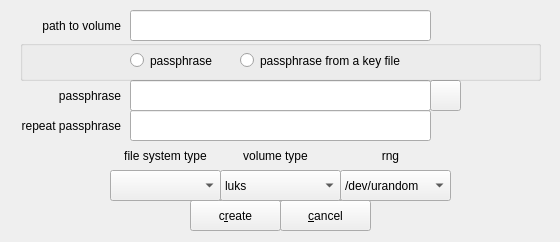
First picture: the form in zuluCrypt-gui/createpartition.ui, repository mhogomchungu/zuluCrypt, before the edit.
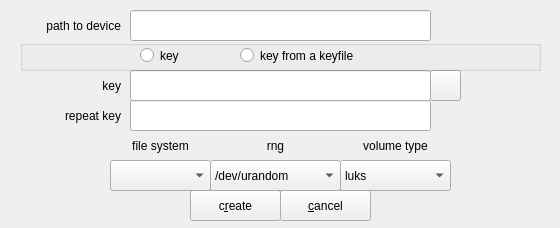
Second picture: the form after the edit.

```diff
--- a/zuluCrypt-gui/createpartition.ui
+++ b/zuluCrypt-gui/createpartition.ui
@@ -10,7 +10,7 @@
     <x>0</x>
     <y>0</y>
     <width>560</width>
-    <height>242</height>
+    <height>228</height>
    </rect>
   </property>
   <property name="windowTitle">
@@ -36,7 +36,7 @@
     </rect>
    </property>
    <property name="text">
-    <string>path to volume</string>
+    <string>path to device</string>
    </property>
    <property name="alignment">
     <set>Qt::AlignRight|Qt::AlignTrailing|Qt::AlignVCenter</set>
@@ -46,7 +46,7 @@
    <property name="geometry">
     <rect>
      <x>190</x>
-     <y>200</y>
+     <y>190</y>
      <width>91</width>
      <height>31</height>
     </rect>
@@ -65,7 +65,7 @@
    <property name="geometry">
     <rect>
      <x>280</x>
-     <y>200</y>
+     <y>190</y>
      <width>91</width>
      <height>31</height>
     </rect>
@@ -81,7 +81,7 @@
    <property name="geometry">
     <rect>
      <x>130</x>
-     <y>80</y>
+     <y>70</y>
      <width>301</width>
      <height>31</height>
     </rect>
@@ -91,13 +91,13 @@
    <property name="geometry">
     <rect>
      <x>0</x>
-     <y>80</y>
+     <y>70</y>
      <width>121</width>
      <height>31</height>
     </rect>
    </property>
    <property name="text">
-    <string>passphrase</string>
+    <string>key</string>
    </property>
    <property name="alignment">
     <set>Qt::AlignRight|Qt::AlignTrailing|Qt::AlignVCenter</set>
@@ -107,7 +107,7 @@
    <property name="geometry">
     <rect>
      <x>130</x>
-     <y>110</y>
+     <y>100</y>
      <width>301</width>
      <height>31</height>
     </rect>
@@ -117,13 +117,13 @@
    <property name="geometry">
     <rect>
      <x>0</x>
-     <y>110</y>
+     <y>100</y>
      <width>121</width>
      <height>31</height>
     </rect>
    </property>
    <property name="text">
-    <string>repeat passphrase</string>
+    <string>repeat key</string>
    </property>
    <property name="alignment">
     <set>Qt::AlignRight|Qt::AlignTrailing|Qt::AlignVCenter</set>
@@ -133,7 +133,7 @@
    <property name="geometry">
     <rect>
      <x>430</x>
-     <y>80</y>
+     <y>70</y>
      <width>31</width>
      <height>31</height>
     </rect>
@@ -151,7 +151,7 @@
      <x>20</x>
      <y>40</y>
      <width>521</width>
-     <height>41</height>
+     <height>31</height>
     </rect>
    </property>
    <property name="title">
@@ -160,27 +160,27 @@
    <widget class="QRadioButton" name="rbPassphrase">
     <property name="geometry">
      <rect>
-      <x>110</x>
-      <y>10</y>
+      <x>120</x>
+      <y>0</y>
       <width>95</width>
-      <height>21</height>
+      <height>31</height>
      </rect>
     </property>
     <property name="text">
-     <string>passphrase</string>
+     <string>key</string>
     </property>
    </widget>
    <widget class="QRadioButton" name="rbPassphraseFromFile">
     <property name="geometry">
      <rect>
       <x>220</x>
-      <y>10</y>
+      <y>0</y>
       <width>201</width>
-      <height>21</height>
+      <height>31</height>
      </rect>
     </property>
     <property name="text">
-     <string>passphrase from a key file</string>
+     <string>key from a keyfile</string>
     </property>
    </widget>
   </widget>
@@ -188,13 +188,13 @@
    <property name="geometry">
     <rect>
      <x>110</x>
-     <y>140</y>
-     <width>111</width>
+     <y>130</y>
+     <width>101</width>
      <height>31</height>
     </rect>
    </property>
    <property name="text">
-    <string>file system type</string>
+    <string>file system</string>
    </property>
    <property name="alignment">
     <set>Qt::AlignCenter</set>
@@ -204,8 +204,8 @@
    <property name="geometry">
     <rect>
      <x>110</x>
-     <y>170</y>
-     <width>111</width>
+     <y>160</y>
+     <width>101</width>
      <height>31</height>
     </rect>
    </property>
@@ -213,8 +213,8 @@
   <widget class="QLabel" name="labelvolumetype">
    <property name="geometry">
     <rect>
-     <x>220</x>
-     <y>140</y>
+     <x>340</x>
+     <y>130</y>
      <width>111</width>
      <height>31</height>
     </rect>
@@ -229,9 +229,9 @@
   <widget class="QComboBox" name="comboBoxVolumeType">
    <property name="geometry">
     <rect>
-     <x>220</x>
-     <y>170</y>
-     <width>121</width>
+     <x>340</x>
+     <y>160</y>
+     <width>111</width>
      <height>31</height>
     </rect>
    </property>
@@ -252,9 +252,9 @@
   <widget class="QLabel" name="labelrng">
    <property name="geometry">
     <rect>
-     <x>330</x>
-     <y>140</y>
-     <width>121</width>
+     <x>210</x>
+     <y>130</y>
+     <width>131</width>
      <height>31</height>
     </rect>
    </property>
@@ -268,9 +268,9 @@
   <widget class="QComboBox" name="comboBoxRNG">
    <property name="geometry">
     <rect>
-     <x>340</x>
-     <y>170</y>
-     <width>111</width>
+     <x>210</x>
+     <y>160</y>
+     <width>131</width>
      <height>31</height>
     </rect>
    </property>
```
